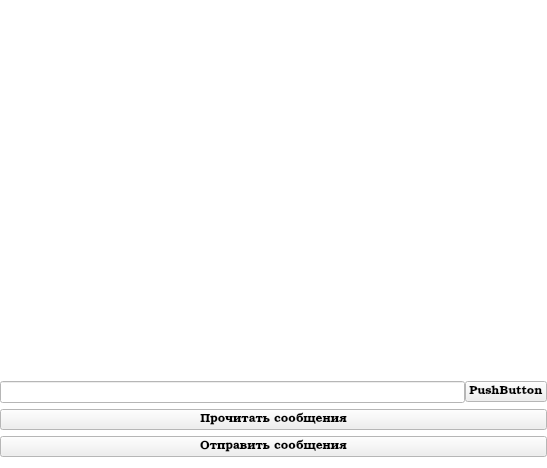
This is mainwindow.ui in Dertosh/SocketChat as Qt 5 draws it before an edit. The edited form follows.
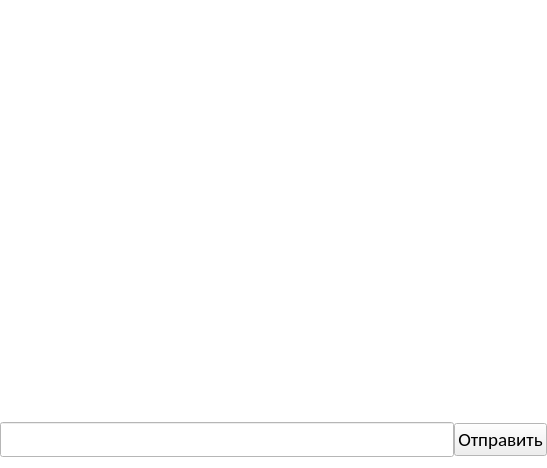
This is the edited form.

What changed in the file:
```diff
--- a/mainwindow.ui
+++ b/mainwindow.ui
@@ -106,7 +106,9 @@
      <widget class="QTextBrowser" name="mesgOut">
       <property name="font">
        <font>
-        <italic>true</italic>
+        <family>Calibri Light</family>
+        <pointsize>14</pointsize>
+        <italic>false</italic>
        </font>
       </property>
       <property name="frameShape">
@@ -123,40 +125,43 @@
        <number>0</number>
       </property>
       <item>
-       <widget class="QLineEdit" name="lineMessege"/>
+       <widget class="QLineEdit" name="lineMessege">
+        <property name="font">
+         <font>
+          <family>Calibri Light</family>
+          <pointsize>14</pointsize>
+         </font>
+        </property>
+       </widget>
       </item>
       <item>
        <widget class="QPushButton" name="sendMSGButton">
+        <property name="enabled">
+         <bool>true</bool>
+        </property>
+        <property name="minimumSize">
+         <size>
+          <width>93</width>
+          <height>32</height>
+         </size>
+        </property>
+        <property name="font">
+         <font>
+          <family>Calibri</family>
+          <pointsize>14</pointsize>
+          <kerning>false</kerning>
+         </font>
+        </property>
         <property name="text">
-         <string>PushButton</string>
+         <string>Отправить</string>
+        </property>
+        <property name="autoRepeatDelay">
+         <number>300</number>
         </property>
        </widget>
       </item>
      </layout>
     </item>
-    <item>
-     <widget class="QPushButton" name="TestButton">
-      <property name="autoFillBackground">
-       <bool>false</bool>
-      </property>
-      <property name="text">
-       <string>Прочитать сообщения</string>
-      </property>
-      <property name="checkable">
-       <bool>true</bool>
-      </property>
-     </widget>
-    </item>
-    <item>
-     <widget class="QPushButton" name="sendingButton">
-      <property name="text">
-       <string>Отправить сообщения</string>
-      </property>
-      <property name="checkable">
-       <bool>true</bool>
-      </property>
-     </widget>
-    </item>
    </layout>
   </widget>
  </widget>
```
